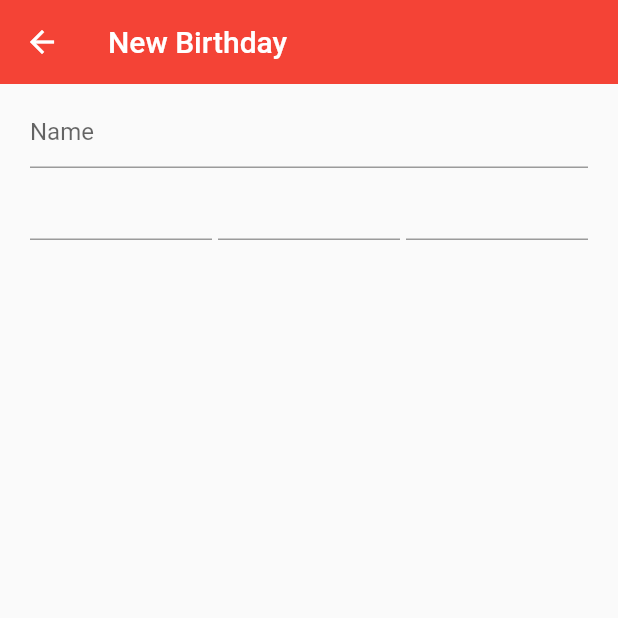
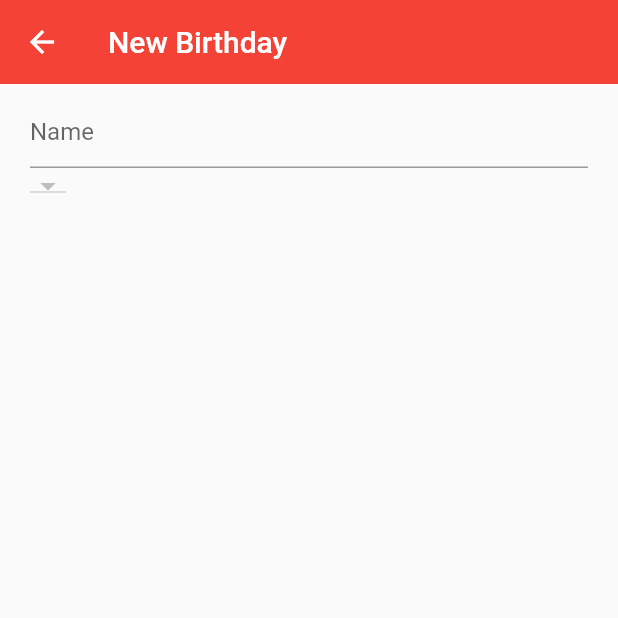
Before and after one commit to rijkdw/birthdays, a Flutter app: the NewBirthdayScreen screen opened directly, on a phone screen of 412 x 824 dp, the top half of it. Run offline on Flutter 3.47's test engine with Material 2 defaults, Android fonts, the phone set to English and light mode, and no system bars; our stand-ins replace flutter_datetime_picker, font_awesome_flutter.

```diff
--- a/lib/screens/newBirthdayScreen.dart
+++ b/lib/screens/newBirthdayScreen.dart
@@ -1,6 +1,23 @@
 import 'package:flutter/material.dart';
+import 'package:flutter_datetime_picker/flutter_datetime_picker.dart';
+import 'package:intl/intl.dart';
 
-class NewBirthdayScreen extends StatelessWidget {
+class NewBirthdayScreen extends StatefulWidget {
+  @override
+  _NewBirthdayScreenState createState() => _NewBirthdayScreenState();
+}
+
+class _NewBirthdayScreenState extends State<NewBirthdayScreen> {
+
+  int _selectedMonth;
+  int _selectedDay;
+
+  @override
+  void initState() {
+    this._selectedDay = DateTime.now().day;
+    this._selectedMonth = DateTime.now().month;
+  }
+
   @override
   Widget build(BuildContext context) {
     return Scaffold(
@@ -10,32 +27,35 @@ class NewBirthdayScreen extends StatelessWidget {
       ),
       body: Container(
         margin: EdgeInsets.symmetric(horizontal: 20, vertical: 8),
+        child: SingleChildScrollView(
           child: Column(
+            mainAxisSize: MainAxisSize.min,
             crossAxisAlignment: CrossAxisAlignment.start,
             children: [
+              // person's name
               TextField(
                 decoration: InputDecoration(
                   hintText: "Name",
                 ),
               ),
+              // birth date
               Row(
                 mainAxisAlignment: MainAxisAlignment.spaceBetween,
                 children: [
-                Expanded(child: TextField()),
-                SizedBox(width: 4),
-                Expanded(child: TextField()),
-                SizedBox(width: 4),
-                Expanded(child: TextField()),
+                  DropdownButton<String>(
+                    items: <String>[]
+                        .map<DropdownMenuItem<String>>(
+                            (String value) => DropdownMenuItem<String>(
+                                  value: value,
+                                  child: Text(value),
+                                ))
+                        .toList(),
+                    onChanged: (newMonth) {},
+                  ),
+                ],
+              )
             ],
           ),
-            // CalendarDatePicker(
-            //   initialDate: DateTime.now(),
-            //   firstDate: DateTime.parse("2020-01-01"),
-            //   lastDate: DateTime.parse("2020-12-31"),
-            //   onDateChanged: (newDate) => print(newDate),
-            //   initialCalendarMode: DatePickerMode.day,
-            // ),
-          ],
         ),
       ),
     );
--- a/pubspec.yaml
+++ b/pubspec.yaml
@@ -33,6 +33,7 @@ dependencies:
   intl: ^0.16.1
   font_awesome_flutter: ^8.10.1
   flutter_local_notifications: ^3.0.2
+  flutter_datetime_picker: ^1.4.0
 
 dev_dependencies:
   flutter_test:
```
Also changed, not shown: pubspec.lock. Lines whose indentation alone changed are shown as unchanged.
